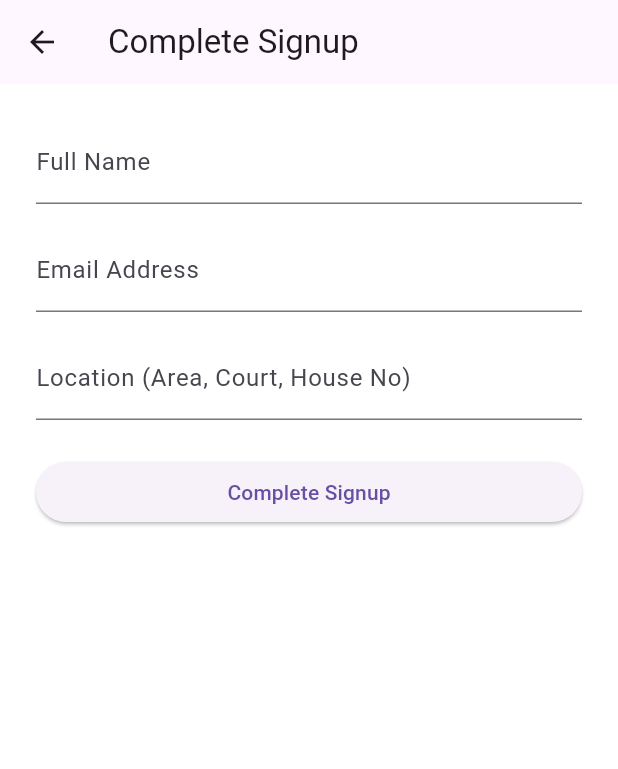
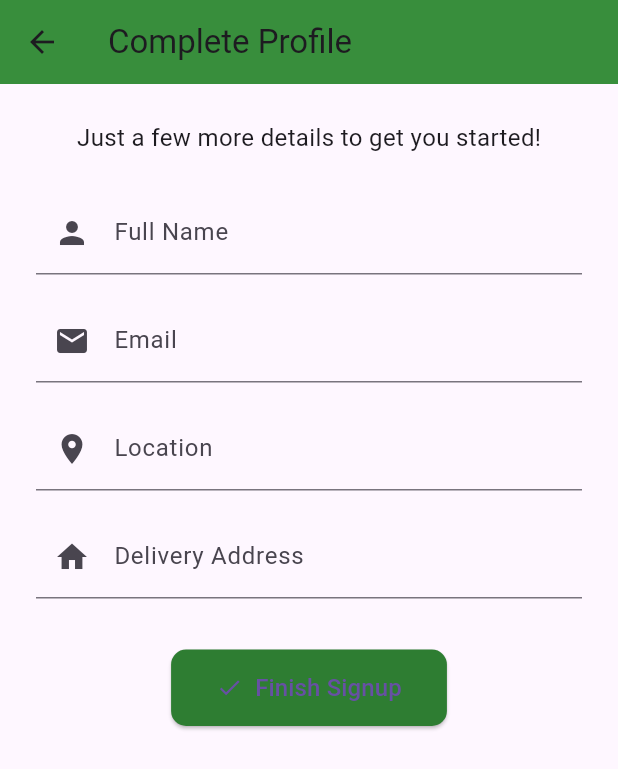
Before and after one commit to erickiva/ecroft_fresh, a Flutter app: the SignUpScreen screen opened directly with empty values, on a phone screen of 412 x 824 dp. Shown: the top 769 px of the screen. Run offline on Flutter 3.47's test engine with Material 3 defaults, Android fonts, the light colour scheme and no system bars; our stand-ins replace cloud_firestore, firebase_auth, firebase_core, lottie, pinput, shimmer; accounts and stored records are empty; network calls fail.

Commit message:
Fix OTP verification routing and screen logic

```diff
--- a/lib/screens/signup_screen.dart
+++ b/lib/screens/signup_screen.dart
@@ -1,9 +1,11 @@
-import 'package:flutter/material.dart';
 import 'package:cloud_firestore/cloud_firestore.dart';
 import 'package:firebase_auth/firebase_auth.dart';
+import 'package:flutter/material.dart';
+
+import 'customer_dashboard_screen.dart';
 
 class SignUpScreen extends StatefulWidget {
-  final String phoneNumber;
+  final String phoneNumber; // from verified OTP
 
   const SignUpScreen({super.key, required this.phoneNumber});
 
@@ -13,81 +15,138 @@ class SignUpScreen extends StatefulWidget {
 
 class _SignUpScreenState extends State<SignUpScreen> {
   final _formKey = GlobalKey<FormState>();
-  final _name = TextEditingController();
-  final _email = TextEditingController();
-  final _location = TextEditingController();
-  bool _loading = false;
+  final _nameController = TextEditingController();
+  final _emailController = TextEditingController();
+  final _locationController = TextEditingController();
+  final _addressController = TextEditingController();
 
-  void _submit() async {
+  bool _isLoading = false;
+  String _errorMessage = '';
+
+  Future<void> _submitForm() async {
     if (!_formKey.currentState!.validate()) return;
-    setState(() => _loading = true);
+
+    setState(() {
+      _isLoading = true;
+      _errorMessage = '';
+    });
 
     try {
-      final uid = FirebaseAuth.instance.currentUser!.uid;
+      final user = FirebaseAuth.instance.currentUser;
+      if (user == null) {
+        throw FirebaseAuthException(code: 'no-user', message: 'No authenticated user found.');
+      }
 
-      await FirebaseFirestore.instance.collection('users').doc(uid).set({
-        'name': _name.text.trim(),
-        'email': _email.text.trim(),
-        'location': _location.text.trim(),
+      await FirebaseFirestore.instance.collection('users').doc(user.uid).set({
+        'name': _nameController.text.trim(),
+        'email': _emailController.text.trim(),
+        'location': _locationController.text.trim(),
+        'address': _addressController.text.trim(),
         'phone': widget.phoneNumber,
-        'created_at': Timestamp.now(),
+        'createdAt': Timestamp.now(),
       });
 
-      Navigator.pushNamedAndRemoveUntil(context, '/dashboard', (_) => false);
+      Navigator.pushAndRemoveUntil(
+        context,
+        MaterialPageRoute(builder: (_) => const CustomerDashboardScreen()),
+        (route) => false,
+      );
     } catch (e) {
-      ScaffoldMessenger.of(context).showSnackBar(
-        SnackBar(content: Text("Error saving user: $e")),
-      );
+      setState(() {
+        _errorMessage = 'Something went wrong. Please try again.';
+      });
     }
 
-    setState(() => _loading = false);
+    setState(() => _isLoading = false);
   }
 
   @override
   Widget build(BuildContext context) {
     return Scaffold(
-      appBar: AppBar(title: const Text("Complete Signup")),
-      body: Padding(
-        padding: const EdgeInsets.all(24.0),
+      appBar: AppBar(
+        title: const Text('Complete Profile'),
+        backgroundColor: Colors.green[700],
+      ),
+      body: SingleChildScrollView(
+        padding: const EdgeInsets.all(24),
         child: Form(
           key: _formKey,
-          child: ListView(
+          child: Column(
             children: [
+              const Text(
+                "Just a few more details to get you started!",
+                style: TextStyle(fontSize: 16),
+              ),
+              const SizedBox(height: 24),
+
               TextFormField(
-                controller: _name,
+                controller: _nameController,
                 decoration: const InputDecoration(
-                  labelText: "Full Name",
-                  hintText: "e.g. Joy Wanjiku",
+                  labelText: 'Full Name',
+                  hintText: 'What should we call you? 😊',
+                  prefixIcon: Icon(Icons.person),
                 ),
-                validator: (val) => val!.isEmpty ? "Enter your name" : null,
+                validator: (val) =>
+                    val != null && val.trim().length >= 3 ? null : 'Enter your full name',
               ),
               const SizedBox(height: 16),
+
               TextFormField(
-                controller: _email,
+                controller: _emailController,
+                decoration: const InputDecoration(
+                  labelText: 'Email',
+                  hintText: 'So we can send your receipts! 📧',
+                  prefixIcon: Icon(Icons.email),
+                ),
                 keyboardType: TextInputType.emailAddress,
+                validator: (val) =>
+                    val != null && val.contains('@') ? null : 'Enter a valid email address',
+              ),
+              const SizedBox(height: 16),
+
+              TextFormField(
+                controller: _locationController,
                 decoration: const InputDecoration(
-                  labelText: "Email Address",
-                  hintText: "e.g. joy@example.com",
+                  labelText: 'Location',
+                  hintText: 'Eg. Roysambu, Zimmerman, Kahawa West 🌍',
+                  prefixIcon: Icon(Icons.location_on),
                 ),
                 validator: (val) =>
-                    val!.contains('@') ? null : "Enter a valid email",
+                    val != null && val.trim().isNotEmpty ? null : 'Location required',
               ),
               const SizedBox(height: 16),
+
               TextFormField(
-                controller: _location,
+                controller: _addressController,
                 decoration: const InputDecoration(
-                  labelText: "Location (Area, Court, House No)",
-                  hintText: "e.g. Umoja 2, Court 6, House 12B",
+                  labelText: 'Delivery Address',
+                  hintText: 'Eg. Maji Court, House 6B 🏠',
+                  prefixIcon: Icon(Icons.home),
                 ),
                 validator: (val) =>
-                    val!.isEmpty ? "Please enter your residence details" : null,
+                    val != null && val.trim().isNotEmpty ? null : 'Delivery address required',
               ),
               const SizedBox(height: 24),
-              ElevatedButton(
-                onPressed: _submit,
-                child: _loading
-                    ? const CircularProgressIndicator(color: Colors.white)
-                    : const Text("Complete Signup"),
+
+              if (_errorMessage.isNotEmpty)
+                Text(
+                  _errorMessage,
+                  style: const TextStyle(color: Colors.red),
+                ),
+              const SizedBox(height: 10),
+
+              ElevatedButton.icon(
+                onPressed: _isLoading ? null : _submitForm,
+                icon: const Icon(Icons.check),
+                label: Text(
+                  _isLoading ? 'Saving...' : 'Finish Signup',
+                  style: const TextStyle(fontSize: 16),
+                ),
+                style: ElevatedButton.styleFrom(
+                  backgroundColor: Colors.green[800],
+                  padding: const EdgeInsets.symmetric(vertical: 14, horizontal: 30),
+                  shape: RoundedRectangleBorder(borderRadius: BorderRadius.circular(10)),
+                ),
               ),
             ],
           ),
--- a/pubspec.yaml
+++ b/pubspec.yaml
@@ -14,6 +14,8 @@ dependencies:
   shimmer: ^3.0.0
   lottie: ^2.7.0
   pinput: ^3.0.1
+
+
 
   # Core Flutter packages
   cupertino_icons: ^1.0.6
```
Also changed, not shown: lib/main.dart (+27 -18 lines), lib/screens/otp_verification_screen.dart (+29 -74 lines), lib/screens/phoneloginscreen.dart (+52 -28 lines), firebase.json (added), lib/firebase_options.dart (added), 3 other files.
